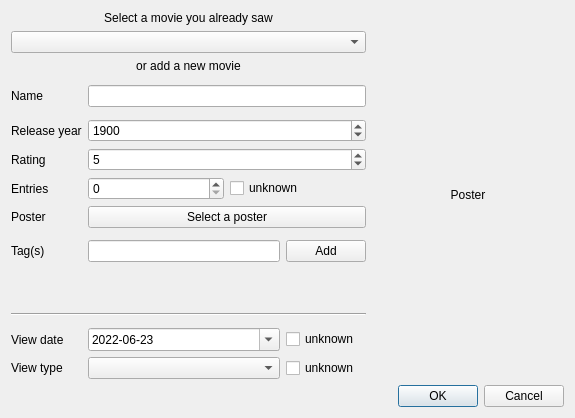
Above: Dialogs/AddViewDialog.ui from AmbreM71/MovieManager before the change. Below: the same form after it.
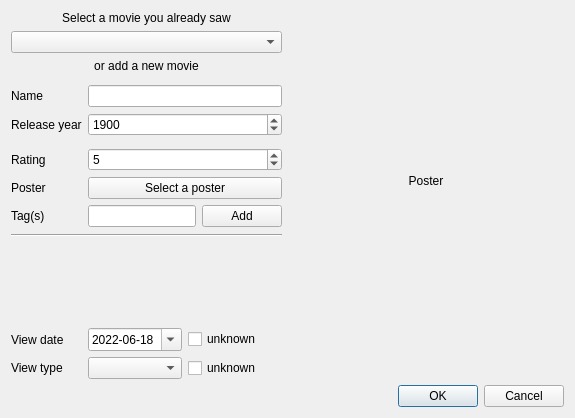
That is the form after the change.

Commit message: [Custom columns] Remove entries column from code

What changed in the file:
```diff
--- a/Dialogs/AddViewDialog.ui
+++ b/Dialogs/AddViewDialog.ui
@@ -25,8 +25,48 @@
   <property name="modal">
    <bool>true</bool>
   </property>
-  <layout class="QGridLayout" name="gridLayout" rowstretch="0,0,0,0,0,0,0,0,0,0,0,0,0,0,0,0,0,0,0,0,0,0,0,0,0,0,0,0">
-   <item row="14" column="0" rowspan="3" colspan="3">
+  <layout class="QGridLayout" name="gridLayout">
+   <item row="5" column="0">
+    <widget class="QLabel" name="MovieReleaseYearLabel">
+     <property name="text">
+      <string>Release year</string>
+     </property>
+    </widget>
+   </item>
+   <item row="0" column="0" colspan="3">
+    <widget class="QLabel" name="SelectMovieLabel">
+     <property name="layoutDirection">
+      <enum>Qt::LeftToRight</enum>
+     </property>
+     <property name="text">
+      <string>Select a movie you already saw</string>
+     </property>
+     <property name="alignment">
+      <set>Qt::AlignCenter</set>
+     </property>
+    </widget>
+   </item>
+   <item row="1" column="0" colspan="3">
+    <widget class="QComboBox" name="ExistingMoviesComboBox">
+     <property name="focusPolicy">
+      <enum>Qt::NoFocus</enum>
+     </property>
+    </widget>
+   </item>
+   <item row="15" column="2">
+    <widget class="QCheckBox" name="UnknownViewTypeCheckbox">
+     <property name="sizePolicy">
+      <sizepolicy hsizetype="Minimum" vsizetype="Fixed">
+       <horstretch>0</horstretch>
+       <verstretch>0</verstretch>
+      </sizepolicy>
+     </property>
+     <property name="text">
+      <string>unknown</string>
+     </property>
+    </widget>
+   </item>
+   <item row="10" column="0" rowspan="3" colspan="3">
     <layout class="QHBoxLayout" name="TagsLayout">
      <item>
       <spacer name="horizontalSpacer">
@@ -43,116 +83,88 @@
      </item>
     </layout>
    </item>
-   <item row="8" column="0">
-    <widget class="QLabel" name="EntriesLabel">
-     <property name="text">
-      <string>Entries</string>
-     </property>
-     <property name="alignment">
-      <set>Qt::AlignLeading|Qt::AlignLeft|Qt::AlignVCenter</set>
-     </property>
-    </widget>
-   </item>
-   <item row="7" column="1" colspan="2">
-    <widget class="QSpinBox" name="MovieRatingInput">
-     <property name="maximum">
-      <number>10</number>
-     </property>
-     <property name="value">
-      <number>5</number>
-     </property>
-    </widget>
-   </item>
-   <item row="17" column="0" colspan="3">
-    <spacer name="verticalSpacer">
-     <property name="orientation">
-      <enum>Qt::Vertical</enum>
-     </property>
-     <property name="sizeHint" stdset="0">
-      <size>
-       <width>20</width>
-       <height>40</height>
-      </size>
-     </property>
-    </spacer>
-   </item>
-   <item row="27" column="0" colspan="4">
-    <widget class="QDialogButtonBox" name="ButtonBox">
-     <property name="orientation">
-      <enum>Qt::Horizontal</enum>
-     </property>
-     <property name="standardButtons">
-      <set>QDialogButtonBox::Cancel|QDialogButtonBox::Ok</set>
-     </property>
-     <property name="centerButtons">
-      <bool>false</bool>
-     </property>
-    </widget>
-   </item>
-   <item row="0" column="0" colspan="3">
-    <widget class="QLabel" name="SelectMovieLabel">
-     <property name="layoutDirection">
-      <enum>Qt::LeftToRight</enum>
-     </property>
-     <property name="text">
-      <string>Select a movie you already saw</string>
-     </property>
-     <property name="alignment">
-      <set>Qt::AlignCenter</set>
-     </property>
-    </widget>
-   </item>
-   <item row="6" column="1" colspan="2">
-    <widget class="QSpinBox" name="MovieReleaseYearInput">
-     <property name="minimum">
-      <number>1870</number>
-     </property>
-     <property name="maximum">
-      <number>2000</number>
-     </property>
-     <property name="value">
-      <number>1900</number>
-     </property>
-    </widget>
-   </item>
-   <item row="11" column="1">
-    <widget class="QLineEdit" name="TagsInput"/>
-   </item>
-   <item row="21" column="2">
-    <widget class="QCheckBox" name="UnknownViewTypeCheckbox">
+   <item row="0" column="3" rowspan="15">
+    <widget class="QLabel" name="PosterLabel">
      <property name="sizePolicy">
-      <sizepolicy hsizetype="Minimum" vsizetype="Fixed">
+      <sizepolicy hsizetype="Expanding" vsizetype="Preferred">
        <horstretch>0</horstretch>
        <verstretch>0</verstretch>
       </sizepolicy>
      </property>
      <property name="text">
-      <string>unknown</string>
+      <string>Poster</string>
+     </property>
+     <property name="alignment">
+      <set>Qt::AlignCenter</set>
      </property>
     </widget>
    </item>
-   <item row="11" column="0">
+   <item row="9" column="1" colspan="2">
+    <layout class="QHBoxLayout" name="horizontalLayout">
+     <item>
+      <widget class="QLineEdit" name="TagsInput"/>
+     </item>
+     <item>
+      <widget class="QPushButton" name="TagsAddButton">
+       <property name="sizePolicy">
+        <sizepolicy hsizetype="Minimum" vsizetype="Fixed">
+         <horstretch>0</horstretch>
+         <verstretch>0</verstretch>
+        </sizepolicy>
+       </property>
+       <property name="text">
+        <string>Add</string>
+       </property>
+      </widget>
+     </item>
+    </layout>
+   </item>
+   <item row="9" column="0">
     <widget class="QLabel" name="TagsLabel">
      <property name="text">
       <string>Tag(s)</string>
      </property>
     </widget>
    </item>
-   <item row="1" column="0" colspan="3">
-    <widget class="QComboBox" name="ExistingMoviesComboBox">
-     <property name="focusPolicy">
-      <enum>Qt::NoFocus</enum>
+   <item row="12" column="0" colspan="3">
+    <widget class="Line" name="SeparationLine">
+     <property name="orientation">
+      <enum>Qt::Horizontal</enum>
      </property>
     </widget>
    </item>
-   <item row="4" column="0">
-    <widget class="QLabel" name="MovieNameLabel">
+   <item row="2" column="0" colspan="3">
+    <widget class="QLabel" name="NewMovieLabel">
      <property name="text">
-      <string>Name</string>
+      <string>or add a new movie</string>
      </property>
+     <property name="alignment">
+      <set>Qt::AlignCenter</set>
+     </property>
     </widget>
    </item>
-   <item row="20" column="2">
+   <item row="8" column="1" colspan="2">
+    <widget class="QPushButton" name="PosterButton">
+     <property name="text">
+      <string>Select a poster</string>
+     </property>
+    </widget>
+   </item>
+   <item row="15" column="1">
+    <widget class="QComboBox" name="ViewTypeComboBox">
+     <property name="frame">
+      <bool>true</bool>
+     </property>
+    </widget>
+   </item>
+   <item row="15" column="0">
+    <widget class="QLabel" name="MovieViewTypeLabel">
+     <property name="text">
+      <string>View type</string>
+     </property>
+    </widget>
+   </item>
+   <item row="14" column="2">
     <widget class="QCheckBox" name="UnknownViewDateCheckbox">
      <property name="text">
       <string>unknown</string>
@@ -162,36 +174,20 @@
      </property>
     </widget>
    </item>
-   <item row="20" column="0">
+   <item row="14" column="0">
     <widget class="QLabel" name="MovieViewDateLabel">
      <property name="text">
       <string>View date</string>
      </property>
     </widget>
    </item>
-   <item row="11" column="2">
-    <widget class="QPushButton" name="TagsAddButton">
-     <property name="sizePolicy">
-      <sizepolicy hsizetype="Minimum" vsizetype="Fixed">
-       <horstretch>0</horstretch>
-       <verstretch>0</verstretch>
-      </sizepolicy>
-     </property>
+   <item row="4" column="0">
+    <widget class="QLabel" name="MovieNameLabel">
      <property name="text">
-      <string>Add</string>
+      <string>Name</string>
      </property>
     </widget>
    </item>
-   <item row="9" column="0">
-    <widget class="QLabel" name="PosterTextLabel">
-     <property name="text">
-      <string>Poster</string>
-     </property>
-    </widget>
-   </item>
-   <item row="4" column="1" colspan="2">
-    <widget class="QLineEdit" name="MovieNameInput"/>
-   </item>
    <item row="7" column="0">
     <widget class="QLabel" name="MovieRatingLabel">
      <property name="text">
@@ -199,61 +195,7 @@
      </property>
     </widget>
    </item>
-   <item row="18" column="0" colspan="3">
-    <widget class="Line" name="SeparationLine">
-     <property name="orientation">
-      <enum>Qt::Horizontal</enum>
-     </property>
-    </widget>
-   </item>
-   <item row="2" column="0" colspan="3">
-    <widget class="QLabel" name="NewMovieLabel">
-     <property name="text">
-      <string>or add a new movie</string>
-     </property>
-     <property name="alignment">
-      <set>Qt::AlignCenter</set>
-     </property>
-    </widget>
-   </item>
-   <item row="21" column="0">
-    <widget class="QLabel" name="MovieViewTypeLabel">
-     <property name="text">
-      <string>View type</string>
-     </property>
-    </widget>
-   </item>
-   <item row="0" column="3" rowspan="22">
-    <widget class="QLabel" name="PosterLabel">
-     <property name="sizePolicy">
-      <sizepolicy hsizetype="Expanding" vsizetype="Preferred">
-       <horstretch>0</horstretch>
-       <verstretch>0</verstretch>
-      </sizepolicy>
-     </property>
-     <property name="text">
-      <string>Poster</string>
-     </property>
-     <property name="alignment">
-      <set>Qt::AlignCenter</set>
-     </property>
-    </widget>
-   </item>
-   <item row="6" column="0">
-    <widget class="QLabel" name="MovieReleaseYearLabel">
-     <property name="text">
-      <string>Release year</string>
-     </property>
-    </widget>
-   </item>
-   <item row="21" column="1">
-    <widget class="QComboBox" name="ViewTypeComboBox">
-     <property name="frame">
-      <bool>true</bool>
-     </property>
-    </widget>
-   </item>
-   <item row="20" column="1">
+   <item row="14" column="1">
     <widget class="QDateEdit" name="MovieViewDateInput">
      <property name="sizePolicy">
       <sizepolicy hsizetype="Minimum" vsizetype="Fixed">
@@ -271,7 +213,7 @@
        <second>0</second>
        <year>2022</year>
        <month>6</month>
-       <day>23</day>
+       <day>18</day>
       </datetime>
      </property>
      <property name="maximumDateTime">
@@ -291,7 +233,7 @@
        <second>0</second>
        <year>1899</year>
        <month>12</month>
-       <day>17</day>
+       <day>12</day>
       </datetime>
      </property>
      <property name="displayFormat">
@@ -302,43 +244,63 @@
      </property>
     </widget>
    </item>
-   <item row="9" column="1" colspan="2">
-    <widget class="QPushButton" name="PosterButton">
+   <item row="8" column="0">
+    <widget class="QLabel" name="PosterTextLabel">
      <property name="text">
-      <string>Select a poster</string>
+      <string>Poster</string>
      </property>
     </widget>
    </item>
-   <item row="8" column="1" colspan="2">
-    <widget class="QWidget" name="EntriesWidget" native="true">
-     <layout class="QHBoxLayout" name="horizontalLayout">
-      <property name="leftMargin">
-       <number>0</number>
-      </property>
-      <property name="topMargin">
-       <number>0</number>
-      </property>
-      <property name="rightMargin">
-       <number>0</number>
-      </property>
-      <property name="bottomMargin">
-       <number>0</number>
-      </property>
-      <item>
-       <widget class="QSpinBox" name="EntriesInput">
-        <property name="maximum">
-         <number>100000000</number>
-        </property>
-       </widget>
-      </item>
-      <item>
-       <widget class="QCheckBox" name="UnknownEntriesCheckbox">
-        <property name="text">
-         <string>unknown</string>
-        </property>
-       </widget>
-      </item>
-     </layout>
+   <item row="13" column="0" colspan="3">
+    <spacer name="verticalSpacer">
+     <property name="orientation">
+      <enum>Qt::Vertical</enum>
+     </property>
+     <property name="sizeHint" stdset="0">
+      <size>
+       <width>20</width>
+       <height>40</height>
+      </size>
+     </property>
+    </spacer>
+   </item>
+   <item row="4" column="1" colspan="2">
+    <widget class="QLineEdit" name="MovieNameInput"/>
+   </item>
+   <item row="5" column="1" colspan="2">
+    <widget class="QSpinBox" name="MovieReleaseYearInput">
+     <property name="minimum">
+      <number>1870</number>
+     </property>
+     <property name="maximum">
+      <number>2000</number>
+     </property>
+     <property name="value">
+      <number>1900</number>
+     </property>
+    </widget>
+   </item>
+   <item row="7" column="1" colspan="2">
+    <widget class="QSpinBox" name="MovieRatingInput">
+     <property name="maximum">
+      <number>10</number>
+     </property>
+     <property name="value">
+      <number>5</number>
+     </property>
+    </widget>
+   </item>
+   <item row="16" column="0" colspan="4">
+    <widget class="QDialogButtonBox" name="ButtonBox">
+     <property name="orientation">
+      <enum>Qt::Horizontal</enum>
+     </property>
+     <property name="standardButtons">
+      <set>QDialogButtonBox::Cancel|QDialogButtonBox::Ok</set>
+     </property>
+     <property name="centerButtons">
+      <bool>false</bool>
+     </property>
     </widget>
    </item>
   </layout>
```
Left out of the diff: 6 changed lines with no effect on the pictures. The commit also changes 13 other files.
